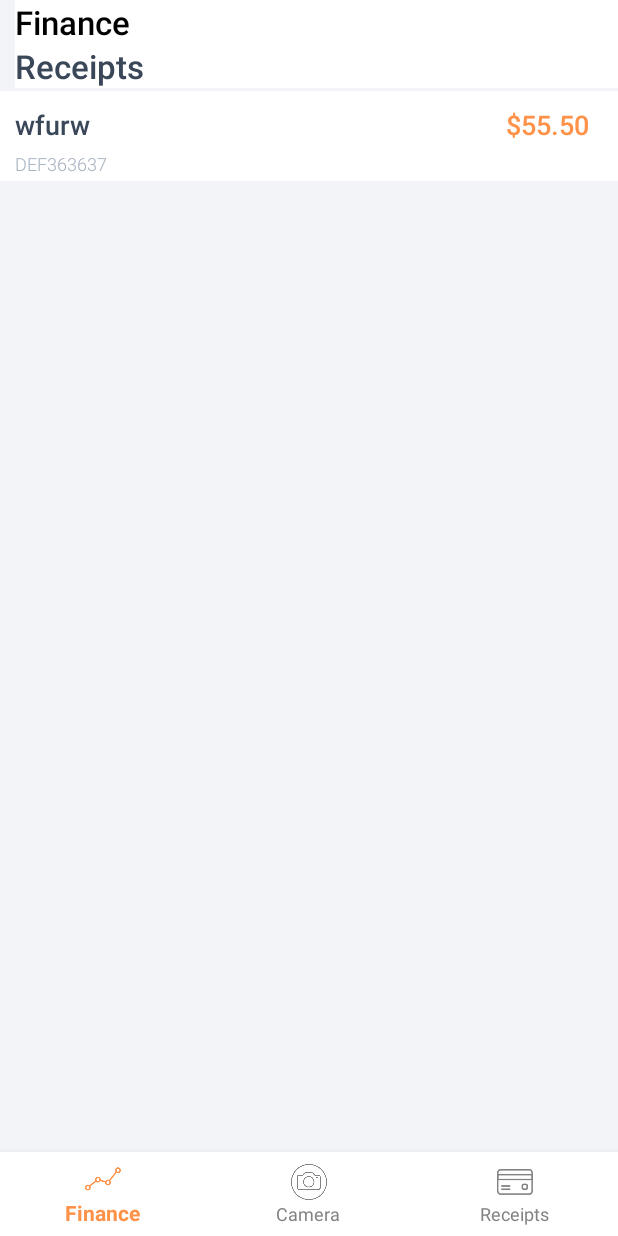
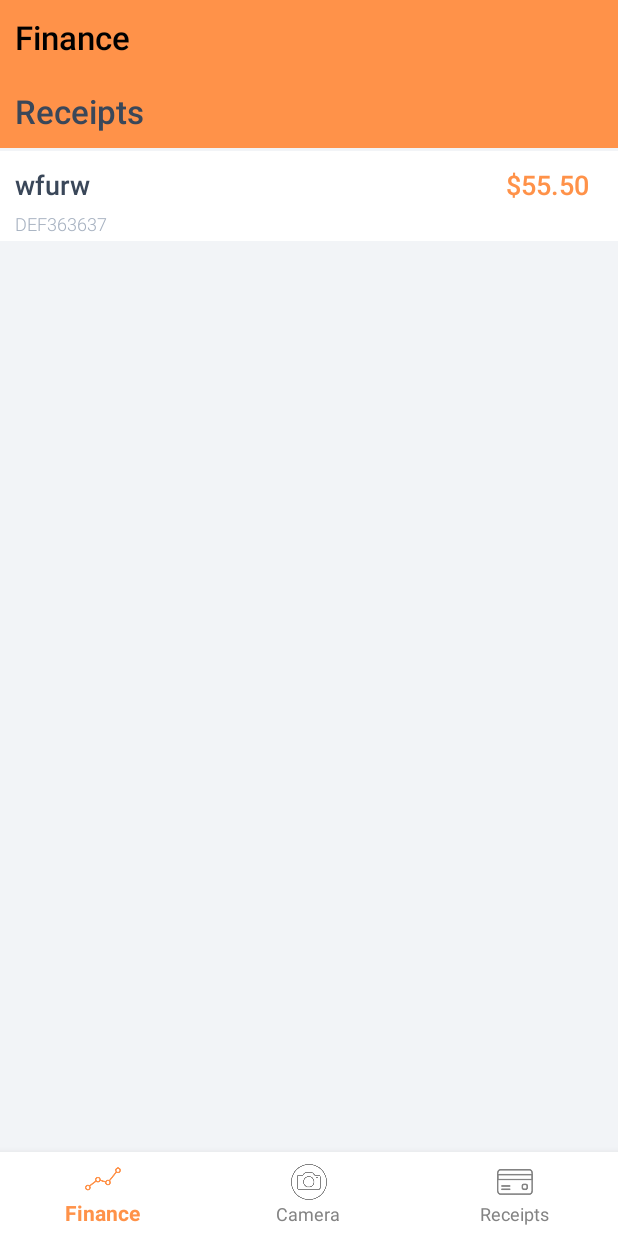
Before and after one commit to omnifarter/DigitalReceipts, an Android app: the fragment receiptFragment placed in its activity, on a phone screen of 412 x 824 dp. Run offline under Robolectric (Android 15) with nearby library versions, the phone set to English and light mode, and no system bars; our stand-ins replace Room's generated code; libraries missing offline, so code that uses them is left out: com.razerdp.widget; plain views replace AnimatedPieView; 9 statements that could not run were skipped.

Commit message:
push issue resolution

```diff
--- a/app/src/main/res/layout/categorise_dialog.xml
+++ b/app/src/main/res/layout/categorise_dialog.xml
@@ -6,7 +6,8 @@
     android:id="@+id/linearLayout3"
     android:layout_width="match_parent"
     android:layout_height="match_parent"
-    android:orientation="vertical">
+    android:orientation="vertical"
+    android:paddingBottom="30dp">
 
     <TextView
         android:id="@+id/categorise_text"
--- a/app/src/main/res/layout/fragment_finance.xml
+++ b/app/src/main/res/layout/fragment_finance.xml
@@ -8,7 +8,7 @@
     android:background="@color/bgcolor">
 
     <TextView
-        android:background="@android:color/white"
+        android:background="@color/colorPrimary"
         android:textStyle="bold"
         android:id="@+id/textView5"
         android:layout_width="match_parent"
@@ -16,7 +16,9 @@
         android:text="Finance"
         android:textColor="@android:color/black"
         android:textSize="22sp"
-        android:layout_marginLeft="10dp"
+        android:paddingTop="10dp"
+        android:paddingBottom="10dp"
+        android:paddingLeft="10dp"
         app:layout_constraintEnd_toEndOf="parent"
         app:layout_constraintStart_toStartOf="parent"
         app:layout_constraintTop_toTopOf="parent" />
--- a/app/src/main/res/layout/fragment_receipts.xml
+++ b/app/src/main/res/layout/fragment_receipts.xml
@@ -10,11 +10,13 @@
 
     <TextView
         android:id="@+id/textView4"
-        android:background="@android:color/white"
+        android:background="@color/colorPrimary"
         android:layout_width="match_parent"
         android:layout_height="wrap_content"
-        android:layout_marginLeft="10dp"
         android:text="Receipts"
+        android:paddingBottom="10dp"
+        android:paddingTop="10dp"
+        android:paddingLeft="10dp"
         android:textStyle="bold"
         android:textColor="@color/text_primary"
         android:textIsSelectable="false"
```
Also changed, not shown: app/src/main/java/com/example/digitalreceipts/Billsplit/FinalisedBillSplitActivity.java (+5 -5 lines).
